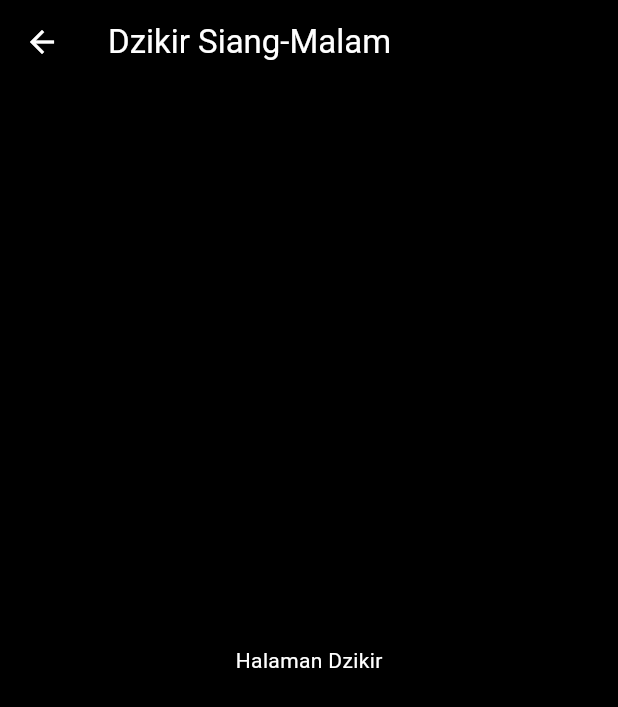
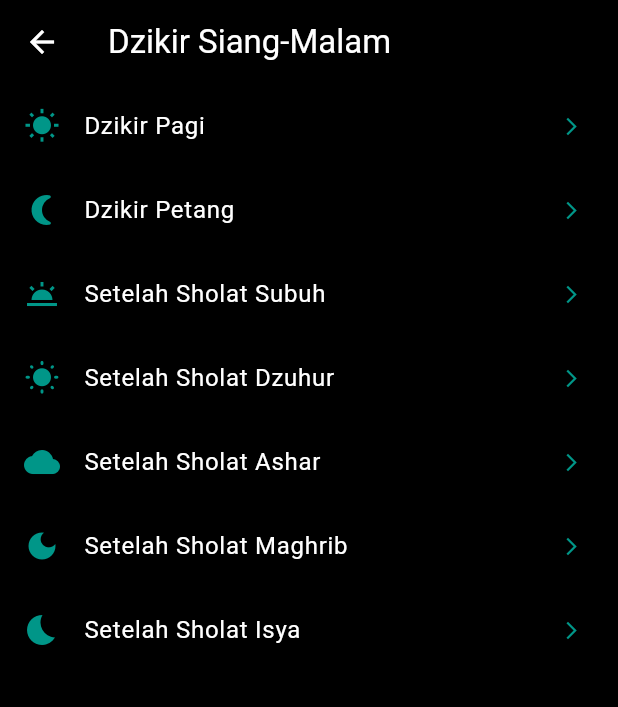
Before and after one commit to UmarEngginering/Nur_Kitab, a Flutter app: the DzikirPage screen opened directly, on a phone screen of 412 x 824 dp. Shown: the top 707 px of the screen. Run offline on Flutter 3.47's test engine with Material 3 defaults, Android fonts, the phone set to English and light mode, and no system bars; network calls fail.

Commit message:
memperbaiki Dzikir siang-malam

```diff
--- a/lib/main.dart
+++ b/lib/main.dart
@@ -282,11 +282,35 @@ class HomePage extends StatefulWidget{
 
     @override
     Widget build(BuildContext context) {
+      final List<Map<String, dynamic>> menuDzikir = [
+        {"judul": "Dzikir Pagi", "ikon": Icons.wb_sunny},
+        {"judul": "Dzikir Petang", "ikon": Icons.nightlight_round},
+        {"judul": "Setelah Sholat Subuh", "ikon": Icons.wb_twilight},
+        {"judul": "Setelah Sholat Dzuhur", "ikon": Icons.wb_sunny_rounded},
+        {"judul": "Setelah Sholat Ashar", "ikon": Icons.wb_cloudy},
+        {"judul": "Setelah Sholat Maghrib", "ikon": Icons.dark_mode},
+        {"judul": "Setelah Sholat Isya", "ikon": Icons.bedtime},
+      ];
       return Scaffold(
         backgroundColor: Colors.black,
         appBar: AppBar(title: const Text('Dzikir Siang-Malam'), backgroundColor: Colors.black,
         foregroundColor: Colors.white),
-        body: const Center(child: Text('Halaman Dzikir', style: TextStyle(color: Colors.white))),
+        body: ListView.builder(
+          itemCount: menuDzikir.length,
+          itemBuilder: (context, index) {
+            return ListTile(
+              leading: Icon(menuDzikir[index] ['ikon'], color: Colors.teal),
+              title: Text(menuDzikir[index] ['judul'],
+              style: const TextStyle(color: Colors.white)
+              ),
+              trailing: const Icon(Icons.arrow_forward_ios, color: Colors.teal, size: 14),
+              onTap: () {
+                Navigator.push(context, MaterialPageRoute(builder: (context) => IsiBacaanPage(judul: menuDzikir[index] ['judul']),
+                ));
+              },
+            );
+          },
+        ),
       );
     }
   }
@@ -391,6 +415,36 @@ class HomePage extends StatefulWidget{
         artiTeks = "1. Katakanlah, Aku berlindung kepada Tuhannya manusia, \n2. Raja manusia, \n3. Sembahan manusia, \n4. dari kejahatan (bisikan) setan yang bersembunyi, \n5. yang membisikkan (kejahatan) ke dalam dada manusia, \n6. dari (golongan) jin dan manusia.";
       }
 
+      // -- BAGIAN DZIKIR --
+      else if (judul == "Dzikir Pagi") {
+        teksArab = "أَصْبَحْنَا وَأَصْبَحَ الْمُلْكُ لِلَّهِ وَالْحَمْدُ لِلَّهِ، لَا إِلَهَ إِلَّا اللهُ وَحْدَهُ لَا شَرِيكَ لَهُ (١)";
+        artiTeks = "1. Kami memasuki waktu pagi dan kerajaan hanya milik Allah, segala puji bagi Allah. Tidak ada tuhan yang berhak disembah kecuali Allah semata, tidak ada sekutu bagi-Nya.";
+      }
+      else if (judul == "Dzikir Petang") {
+        teksArab = "أَمْسَيْنَا وَأَمْسَى الْمُلْكُ لِلَّهِ وَالْحَمْدُ لِلَّهِ، لَا إِلَهَ إِلَّا اللهُ وَحْدَهُ لَا شَرِيكَ لَهُ (١)";
+        artiTeks = "1. Kami memasuki waktu petang dan kerajaan hanya milik Allah, segala puji bagi Allah. Tidak ada tuhan yang berhak disembah kecuali Allah semata, tidak ada sekutu bagi-Nya.";
+      }
+      else if (judul == "Setelah Sholat Subuh") {
+        teksArab = "أَسْتَغْفِرُ اللهَ (٣×) اَللَّهُمَّ أَنْتَ السَّلاَمُ وَمِنْكَ السَّلاَمُ تَبَارَكْتَ يَا ذَا الْجَلاَلِ وَالإِكْرَامِ (١) اَللَّهُمَّ أَجِرْنِي مِنَ النَّارِ (٧×) (٢)";
+        artiTeks = "1. Aku memohon ampun kepada Allah (3x). Ya Allah, Engkau adalah Maha Penyelamat, dari-Mu lah keselamatan. Maha Suci Engkau, wahai Tuhan Pemilik Keagungan dan Kemuliaan. \n2. Ya Allah, lindungilah aku dari api neraka (7x setelah subuh).";
+      }
+      else if (judul == "Setelah Sholat Dzuhur") {
+        teksArab = "أَسْتَغْفِرُ اللهَ (٣×) اَللَّهُمَّ أَنْتَ السَّلاَمُ وَمِنْكَ السَّلاَمُ تَبَارَكْتَ يَا ذَا الْجَلاَلِ وَالإِكْرَامِ (١) لَا إِلَهَ إِلَّا اللَّهُ وَحْدَهُ لَا شَرِيكَ Lَهُ (٢)";
+        artiTeks = "1. Aku memohon ampun kepada Allah (3x). Ya Allah, Engkau adalah Maha Penyelamat... \n2. Tidak ada tuhan yang berhak disembah kecuali Allah semata.";
+      }
+      else if (judul == "Setelah Sholat Ashar") {
+        teksArab = "أَسْتَغْفِرُ اللهَ (٣×) اَللَّهُمَّ أَنْتَ السَّلاَمُ وَمِنْكَ السَّلاَمُ تَبَارَكْتَ يَا ذَا الْجَلاَلِ وَالإِكْرَامِ (١)";
+        artiTeks = "1. Aku memohon ampun kepada Allah (3x). Ya Allah, Engkau adalah Maha Penyelamat, dari-Mu lah keselamatan. Maha Suci Engkau, wahai Tuhan Pemilik Keagungan dan Kemuliaan.";
+      }
+      else if (judul == "Setelah Sholat Maghrib") {
+        teksArab = "أَسْتَغْفِرُ اللهَ (٣×) اَللَّهُمَّ أَنْتَ السَّلاَمُ وَمِنْكَ السَّلاَمُ تَبَارَكْتَ يَا ذَا الْجَلاَلِ وَالإِكْرَامِ (١) اَللَّهُمَّ أَجِرْنِي مِنَ النَّارِ (٧×) (٢)";
+        artiTeks = "1. Aku memohon ampun kepada Allah (3x). Ya Allah, Engkau adalah Maha Penyelamat... \n2. Ya Allah, lindungilah aku dari api neraka (7x setelah maghrib).";
+      }
+      else if (judul == "Setelah Sholat Iaya") {
+        teksArab = "أَسْتَغْفِرُ اللهَ (٣×) اَللَّهُمَّ أَنْتَ السَّلاَمُ وَمِنْكَ السَّلاَمُ تَبَارَكْتَ يَا ذَا الْجَلاَلِ وَالإِكْرَامِ (١)";
+        artiTeks = "1. Aku memohon ampun kepada Allah (3x). Ya Allah, Engkau adalah Maha Penyelamat, dari-Mu lah keselamatan. Maha Suci Engkau, wahai Tuhan Pemilik Keagungan dan Kemuliaan.";
+      }
+
       return Scaffold(
         backgroundColor: Colors.black,
         appBar: AppBar(title: Text(judul),
```
